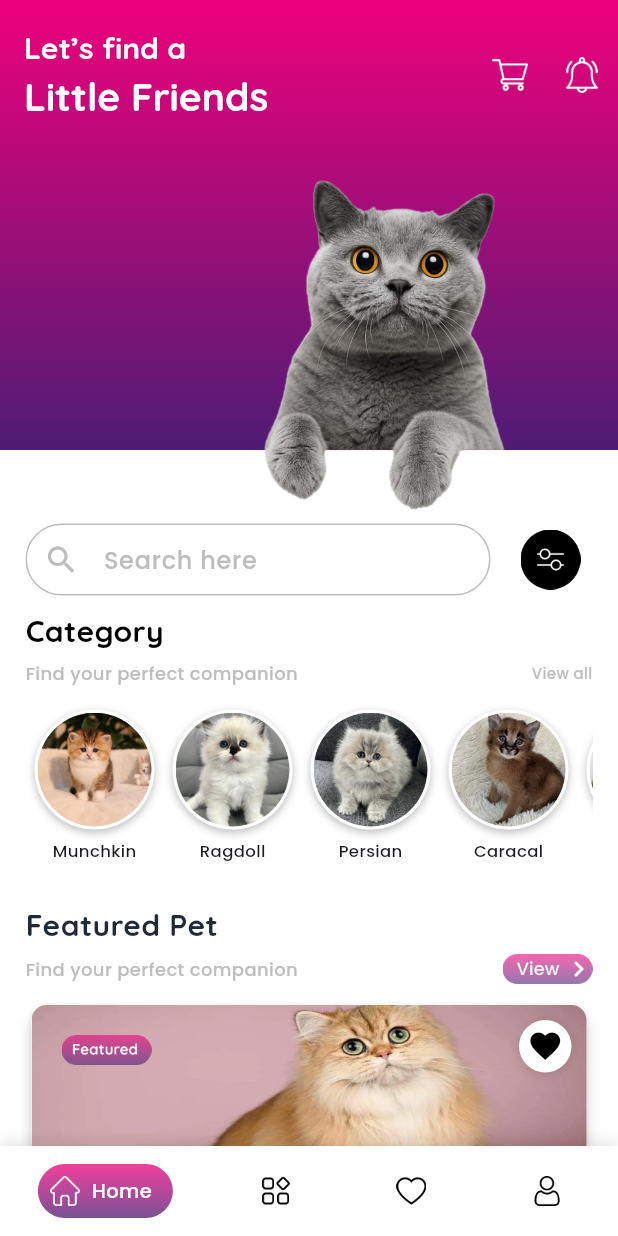
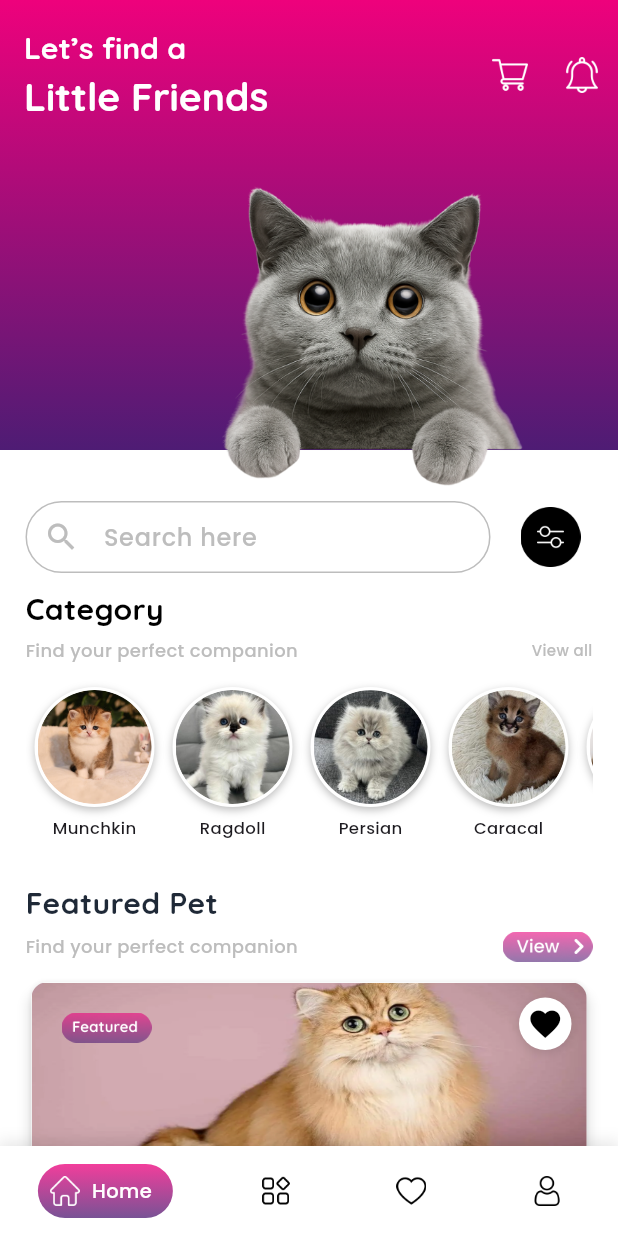
Before and after one commit to ambujnmt/petstore, a Flutter app: the screen it shows after launch, after a tap on "View Available Kittens", on a phone screen of 412 x 824 dp. Run offline on Flutter 3.47's test engine with Material 3 defaults, Android fonts, the light colour scheme and no system bars; our stand-ins replace carousel_slider, flutter_spinkit, fluttertoast, get, shared_preferences, video_player; network calls fail.

Commit message:
Refactor code structure for improved readability and maintainability

```diff
--- a/lib/views/screens/authorization/onboarding_screen/onboarding_screen.dart
+++ b/lib/views/screens/authorization/onboarding_screen/onboarding_screen.dart
@@ -65,7 +65,7 @@
               mainAxisAlignment: MainAxisAlignment.center,
               crossAxisAlignment: CrossAxisAlignment.center,
               children: [
-                const Spacer(flex: 4),
+                const Spacer(flex: 2),
                 CustomText.qText(
                   'Welcome To\nPink Paws',
                   size: 42,
@@ -73,7 +73,7 @@
                   align: TextAlign.center,
                   color: fromHex('ee017c'),
                 ),
-                heightSpace20,
+                const Spacer(flex: 5),
                 CustomText.pText(
                   'Connecting You With Your Perfect Kitten',
                   size: 28,
@@ -89,7 +89,7 @@
                     onTap: () => Get.off(() => const BottomNavScreen()),
                   ),
                 ),
-                const Spacer(flex: 2),
+                const Spacer(flex: 8),
               ],
             ),
           )
--- a/lib/views/widgets/app_sliver_appbar.dart
+++ b/lib/views/widgets/app_sliver_appbar.dart
@@ -120,14 +120,14 @@
                     ),
                   ),
                   Positioned(
-                    bottom: -40,
+                    bottom: -24,
                     left: 0,
                     right: 0,
                     child: Row(
                       children: [
                         const Spacer(flex: 7),
                         Image.asset(
-                          height: 220,
+                          height: 200,
                           Images.dashCat,
                         ),
                         const Spacer(flex: 3),
@@ -136,7 +136,7 @@
                   )
                 ],
               ),
-              heightSpace45,
+              heightSpace30,
               widget.body ?? const SizedBox()
             ],
           ),
```
Also changed, not shown: pubspec.yaml (+7 -6 lines), assets/app_launcher.png (added), assets/app_launcher_old.png (renamed from assets/images/app_launcher.png), assets/images/apphome.png (deleted), assets/images/dash_cat.png, assets/images/splash_icon.png (deleted), assets/splash_icon.png (added), 51 other files.
